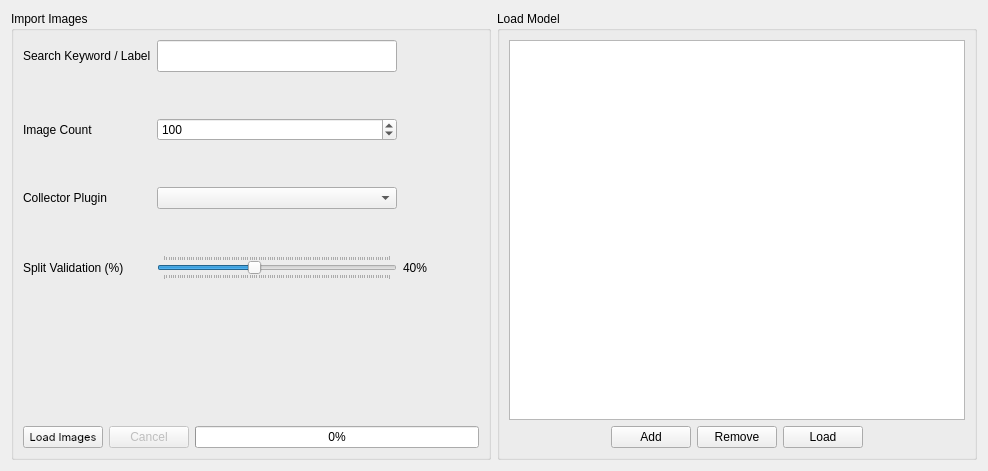
Before: the Qt Designer form view/importfileswidget.ui in Joensw/RCAIT, drawn with Qt 5.
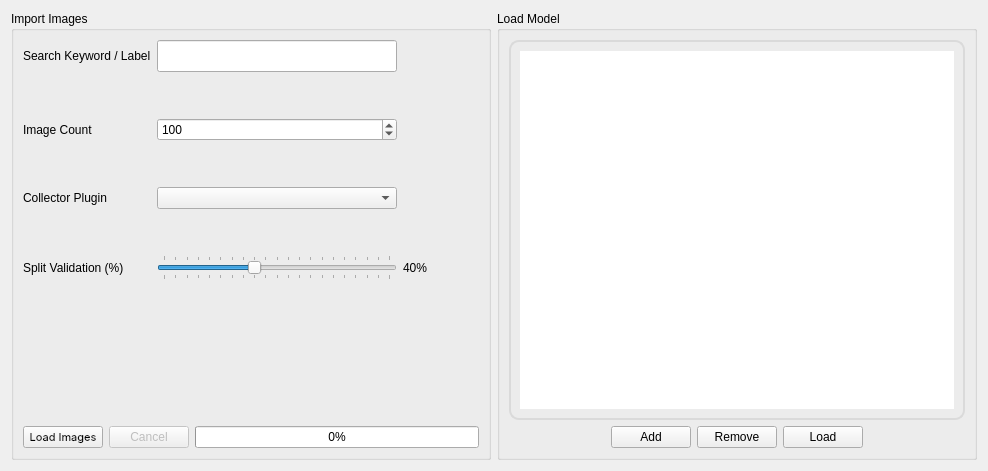
After: the same form once the commit is applied. Icons and pictures are not drawn. Custom widgets are drawn as their Qt base class.

Patch:
```diff
--- a/view/importfileswidget.ui
+++ b/view/importfileswidget.ui
@@ -242,6 +242,9 @@
           <property name="tickPosition">
            <enum>QSlider::TicksBothSides</enum>
           </property>
+             <property name="tickInterval">
+                 <number>5</number>
+             </property>
          </widget>
         </item>
        </layout>
@@ -268,6 +271,19 @@
       <item>
        <layout class="QVBoxLayout" name="verticalLayout_4">
         <item>
+               <widget class="QGroupBox" name="groupBox">
+                   <property name="styleSheet">
+                       <string notr="true">QGroupBox {
+                           border: 2px solid rgb(218,218,218);
+                           border-radius: 10px;
+                           }
+                       </string>
+                   </property>
+                   <property name="title">
+                       <string/>
+                   </property>
+                   <layout class="QGridLayout" name="gridLayout">
+                       <item row="0" column="0">
          <widget class="CustomListWidget" name="listWidget_modelNames">
           <property name="font">
            <font>
@@ -279,8 +295,14 @@
           </property>
           <property name="styleSheet">
            <string notr="true">selection-color: rgb(0, 0, 0);
-selection-background-color: rgb(255, 255, 255);</string>
-          </property>
+                                       selection-background-color: rgb(255, 255, 255);
+                                       background-color: none;
+                                       border: 2px rgb(0, 0, 0);
+                                   </string>
+                               </property>
+                           </widget>
+                       </item>
+                   </layout>
          </widget>
         </item>
         <item>
```
Left out of the diff: 74 changed lines with no effect on the pictures. Lines whose indentation alone changed are shown as unchanged.
